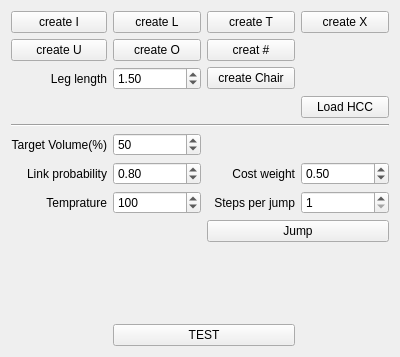
This is Foldabilizer/FoldabilizerWidget.ui in letienhung/fold-hcc as Qt 5 draws it before an edit. The edited form follows.
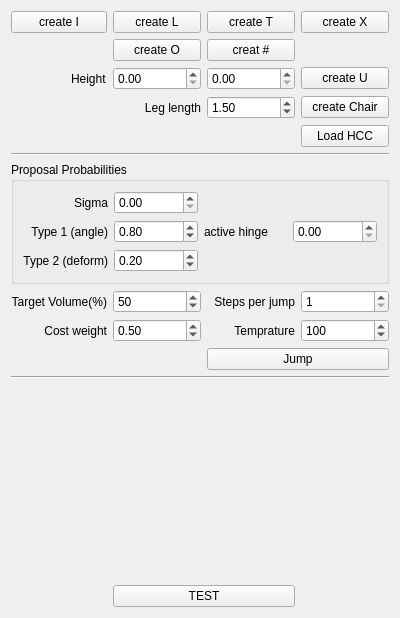
This is the edited form.

The edit to the form file:
```diff
--- a/Foldabilizer/FoldabilizerWidget.ui
+++ b/Foldabilizer/FoldabilizerWidget.ui
@@ -7,7 +7,7 @@
     <x>0</x>
     <y>0</y>
     <width>400</width>
-    <height>357</height>
+    <height>618</height>
    </rect>
   </property>
   <property name="minimumSize">
@@ -26,75 +26,8 @@
    <string>Form</string>
   </property>
   <layout class="QGridLayout" name="gridLayout">
-   <item row="4" column="0" colspan="4">
-    <widget class="Line" name="line">
-     <property name="orientation">
-      <enum>Qt::Horizontal</enum>
-     </property>
-    </widget>
-   </item>
-   <item row="2" column="1">
-    <widget class="QDoubleSpinBox" name="legLength">
-     <property name="minimum">
-      <double>1.000000000000000</double>
-     </property>
-     <property name="maximum">
-      <double>10.000000000000000</double>
-     </property>
-     <property name="singleStep">
-      <double>0.100000000000000</double>
-     </property>
-     <property name="value">
-      <double>1.500000000000000</double>
-     </property>
-    </widget>
-   </item>
-   <item row="2" column="0">
-    <widget class="QLabel" name="label">
-     <property name="text">
-      <string>Leg length</string>
-     </property>
-     <property name="alignment">
-      <set>Qt::AlignRight|Qt::AlignTrailing|Qt::AlignVCenter</set>
-     </property>
-    </widget>
-   </item>
-   <item row="2" column="2">
-    <widget class="QPushButton" name="createChair">
-     <property name="text">
-      <string>create Chair</string>
-     </property>
-    </widget>
-   </item>
-   <item row="3" column="3">
-    <widget class="QPushButton" name="load_hcc">
-     <property name="text">
-      <string>Load HCC</string>
-     </property>
-    </widget>
-   </item>
-   <item row="9" column="2" colspan="2">
-    <widget class="QPushButton" name="jumpButton">
-     <property name="text">
-      <string>Jump</string>
-     </property>
-    </widget>
-   </item>
-   <item row="7" column="1">
-    <widget class="QDoubleSpinBox" name="linkProbability">
-     <property name="maximum">
-      <double>1.000000000000000</double>
-     </property>
-     <property name="singleStep">
-      <double>0.100000000000000</double>
-     </property>
-     <property name="value">
-      <double>0.800000000000000</double>
-     </property>
-    </widget>
-   </item>
-   <item row="10" column="0" colspan="4">
-    <spacer name="verticalSpacer_2">
+   <item row="14" column="0">
+    <spacer name="verticalSpacer">
      <property name="orientation">
       <enum>Qt::Vertical</enum>
      </property>
@@ -106,13 +39,6 @@
      </property>
     </spacer>
    </item>
-   <item row="0" column="1">
-    <widget class="QPushButton" name="createL">
-     <property name="text">
-      <string>create L</string>
-     </property>
-    </widget>
-   </item>
    <item row="0" column="0">
     <widget class="QPushButton" name="createI">
      <property name="text">
@@ -120,27 +46,6 @@
      </property>
     </widget>
    </item>
-   <item row="1" column="0">
-    <widget class="QPushButton" name="createU">
-     <property name="text">
-      <string>create U</string>
-     </property>
-    </widget>
-   </item>
-   <item row="0" column="2">
-    <widget class="QPushButton" name="createT">
-     <property name="text">
-      <string>create T</string>
-     </property>
-    </widget>
-   </item>
-   <item row="0" column="3">
-    <widget class="QPushButton" name="createX">
-     <property name="text">
-      <string>create X</string>
-     </property>
-    </widget>
-   </item>
    <item row="1" column="1">
     <widget class="QPushButton" name="createO">
      <property name="text">
@@ -148,34 +53,28 @@
      </property>
     </widget>
    </item>
-   <item row="11" column="1" colspan="2">
-    <widget class="QPushButton" name="test">
+   <item row="4" column="3">
+    <widget class="QPushButton" name="load_hcc">
      <property name="text">
-      <string>TEST</string>
+      <string>Load HCC</string>
      </property>
     </widget>
    </item>
-   <item row="7" column="2">
-    <widget class="QLabel" name="label_4">
-     <property name="text">
-      <string>Cost weight</string>
+   <item row="13" column="0" colspan="4">
+    <widget class="Line" name="line_2">
+     <property name="orientation">
+      <enum>Qt::Horizontal</enum>
      </property>
-     <property name="alignment">
-      <set>Qt::AlignRight|Qt::AlignTrailing|Qt::AlignVCenter</set>
-     </property>
     </widget>
    </item>
-   <item row="7" column="3">
-    <widget class="QDoubleSpinBox" name="costWeight">
-     <property name="singleStep">
-      <double>0.100000000000000</double>
+   <item row="0" column="1">
+    <widget class="QPushButton" name="createL">
+     <property name="text">
+      <string>create L</string>
      </property>
-     <property name="value">
-      <double>0.500000000000000</double>
-     </property>
     </widget>
    </item>
-   <item row="8" column="0">
+   <item row="9" column="2">
     <widget class="QLabel" name="label_3">
      <property name="frameShape">
       <enum>QFrame::NoFrame</enum>
@@ -188,17 +87,52 @@
      </property>
     </widget>
    </item>
-   <item row="7" column="0">
-    <widget class="QLabel" name="label_2">
+   <item row="0" column="2">
+    <widget class="QPushButton" name="createT">
      <property name="text">
-      <string>Link probability</string>
+      <string>create T</string>
      </property>
-     <property name="alignment">
-      <set>Qt::AlignRight|Qt::AlignTrailing|Qt::AlignVCenter</set>
+    </widget>
+   </item>
+   <item row="1" column="2">
+    <widget class="QPushButton" name="createSharp">
+     <property name="text">
+      <string>creat #</string>
      </property>
     </widget>
    </item>
-   <item row="8" column="1">
+   <item row="5" column="0" colspan="4">
+    <widget class="Line" name="line">
+     <property name="orientation">
+      <enum>Qt::Horizontal</enum>
+     </property>
+    </widget>
+   </item>
+   <item row="15" column="1" colspan="2">
+    <widget class="QPushButton" name="test">
+     <property name="text">
+      <string>TEST</string>
+     </property>
+    </widget>
+   </item>
+   <item row="9" column="1">
+    <widget class="QDoubleSpinBox" name="costWeight">
+     <property name="singleStep">
+      <double>0.100000000000000</double>
+     </property>
+     <property name="value">
+      <double>0.500000000000000</double>
+     </property>
+    </widget>
+   </item>
+   <item row="0" column="3">
+    <widget class="QPushButton" name="createX">
+     <property name="text">
+      <string>create X</string>
+     </property>
+    </widget>
+   </item>
+   <item row="9" column="3">
     <widget class="QSpinBox" name="temprature">
      <property name="minimum">
       <number>1</number>
@@ -214,33 +148,17 @@
      </property>
     </widget>
    </item>
-   <item row="8" column="3">
-    <widget class="QSpinBox" name="stepsPerJump">
-     <property name="minimum">
-      <number>1</number>
-     </property>
-     <property name="maximum">
-      <number>10000</number>
-     </property>
-     <property name="singleStep">
-      <number>100</number>
-     </property>
-     <property name="value">
-      <number>1</number>
-     </property>
-    </widget>
-   </item>
-   <item row="8" column="2">
-    <widget class="QLabel" name="dsfs">
+   <item row="9" column="0">
+    <widget class="QLabel" name="label_4">
      <property name="text">
-      <string>Steps per jump</string>
+      <string>Cost weight</string>
      </property>
      <property name="alignment">
       <set>Qt::AlignRight|Qt::AlignTrailing|Qt::AlignVCenter</set>
      </property>
     </widget>
    </item>
-   <item row="6" column="0">
+   <item row="7" column="0">
     <widget class="QLabel" name="label_5">
      <property name="text">
       <string>Target Volume(%)</string>
@@ -250,7 +168,98 @@
      </property>
     </widget>
    </item>
-   <item row="6" column="1">
+   <item row="6" column="0" colspan="4">
+    <widget class="QGroupBox" name="groupBox">
+     <property name="title">
+      <string>Proposal Probabilities</string>
+     </property>
+     <layout class="QGridLayout" name="gridLayout_2">
+      <item row="0" column="1">
+       <widget class="QDoubleSpinBox" name="sigma"/>
+      </item>
+      <item row="0" column="0" alignment="Qt::AlignRight">
+       <widget class="QLabel" name="label_7">
+        <property name="text">
+         <string>Sigma</string>
+        </property>
+       </widget>
+      </item>
+      <item row="5" column="0">
+       <widget class="QLabel" name="label_6">
+        <property name="text">
+         <string>Type 2 (deform)</string>
+        </property>
+        <property name="alignment">
+         <set>Qt::AlignRight|Qt::AlignTrailing|Qt::AlignVCenter</set>
+        </property>
+       </widget>
+      </item>
+      <item row="5" column="1">
+       <widget class="QDoubleSpinBox" name="typeTwo">
+        <property name="maximum">
+         <double>1.000000000000000</double>
+        </property>
+        <property name="singleStep">
+         <double>0.010000000000000</double>
+        </property>
+        <property name="value">
+         <double>0.200000000000000</double>
+        </property>
+       </widget>
+      </item>
+      <item row="3" column="2">
+       <widget class="QLabel" name="label_8">
+        <property name="text">
+         <string>active hinge</string>
+        </property>
+       </widget>
+      </item>
+      <item row="3" column="0">
+       <widget class="QLabel" name="label_2">
+        <property name="text">
+         <string>Type 1 (angle)</string>
+        </property>
+        <property name="alignment">
+         <set>Qt::AlignRight|Qt::AlignTrailing|Qt::AlignVCenter</set>
+        </property>
+       </widget>
+      </item>
+      <item row="3" column="1">
+       <widget class="QDoubleSpinBox" name="typeOne">
+        <property name="maximum">
+         <double>1.000000000000000</double>
+        </property>
+        <property name="singleStep">
+         <double>0.100000000000000</double>
+        </property>
+        <property name="value">
+         <double>0.800000000000000</double>
+        </property>
+       </widget>
+      </item>
+      <item row="3" column="3">
+       <widget class="QDoubleSpinBox" name="activeHinge"/>
+      </item>
+     </layout>
+    </widget>
+   </item>
+   <item row="7" column="3">
+    <widget class="QSpinBox" name="stepsPerJump">
+     <property name="minimum">
+      <number>1</number>
+     </property>
+     <property name="maximum">
+      <number>10000</number>
+     </property>
+     <property name="singleStep">
+      <number>100</number>
+     </property>
+     <property name="value">
+      <number>1</number>
+     </property>
+    </widget>
+   </item>
+   <item row="7" column="1">
     <widget class="QSpinBox" name="targetVolumePercentage">
      <property name="singleStep">
       <number>10</number>
@@ -260,13 +269,76 @@
      </property>
     </widget>
    </item>
-   <item row="1" column="2">
-    <widget class="QPushButton" name="createSharp">
+   <item row="7" column="2">
+    <widget class="QLabel" name="dsfs">
      <property name="text">
-      <string>creat #</string>
+      <string>Steps per jump</string>
      </property>
+     <property name="alignment">
+      <set>Qt::AlignRight|Qt::AlignTrailing|Qt::AlignVCenter</set>
+     </property>
     </widget>
    </item>
+   <item row="10" column="2" colspan="2">
+    <widget class="QPushButton" name="jumpButton">
+     <property name="text">
+      <string>Jump</string>
+     </property>
+    </widget>
+   </item>
+   <item row="3" column="3">
+    <widget class="QPushButton" name="createChair">
+     <property name="text">
+      <string>create Chair</string>
+     </property>
+    </widget>
+   </item>
+   <item row="3" column="2">
+    <widget class="QDoubleSpinBox" name="legLength">
+     <property name="minimum">
+      <double>1.000000000000000</double>
+     </property>
+     <property name="maximum">
+      <double>10.000000000000000</double>
+     </property>
+     <property name="singleStep">
+      <double>0.100000000000000</double>
+     </property>
+     <property name="value">
+      <double>1.500000000000000</double>
+     </property>
+    </widget>
+   </item>
+   <item row="3" column="1">
+    <widget class="QLabel" name="label">
+     <property name="text">
+      <string>Leg length</string>
+     </property>
+     <property name="alignment">
+      <set>Qt::AlignRight|Qt::AlignTrailing|Qt::AlignVCenter</set>
+     </property>
+    </widget>
+   </item>
+   <item row="2" column="3">
+    <widget class="QPushButton" name="createU">
+     <property name="text">
+      <string>create U</string>
+     </property>
+    </widget>
+   </item>
+   <item row="2" column="0" alignment="Qt::AlignRight">
+    <widget class="QLabel" name="label_9">
+     <property name="text">
+      <string>Height</string>
+     </property>
+    </widget>
+   </item>
+   <item row="2" column="1">
+    <widget class="QDoubleSpinBox" name="ULeft"/>
+   </item>
+   <item row="2" column="2">
+    <widget class="QDoubleSpinBox" name="URight"/>
+   </item>
   </layout>
  </widget>
  <resources/>
```
